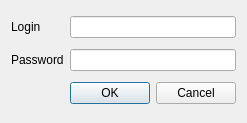
ILisun24121981/Dose, file Dose/login_form.ui: the form before one commit.
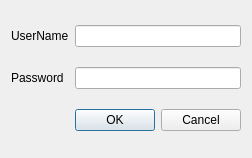
The form after the commit.

Commit message: Добавил указатель, на указатель MainWindow в конструктор класса, чтобы иметь возможность удалить объект Login_form после использования. Соответственно переделал main изменив создание Login_form в стеке на динамическое создание в куче. Остановился из-за возникших ошибок с namespace LIS

What changed in the file:
```diff
--- a/Dose/login_form.ui
+++ b/Dose/login_form.ui
@@ -6,8 +6,8 @@
    <rect>
     <x>0</x>
     <y>0</y>
-    <width>227</width>
-    <height>123</height>
+    <width>226</width>
+    <height>158</height>
    </rect>
   </property>
   <property name="windowTitle">
@@ -20,7 +20,7 @@
    <item row="0" column="0">
     <widget class="QLabel" name="label">
      <property name="text">
-      <string>Login</string>
+      <string>UserName</string>
      </property>
     </widget>
    </item>
```
Left out of the diff: 41 changed lines with no effect on the pictures. The commit also changes 10 other files.
